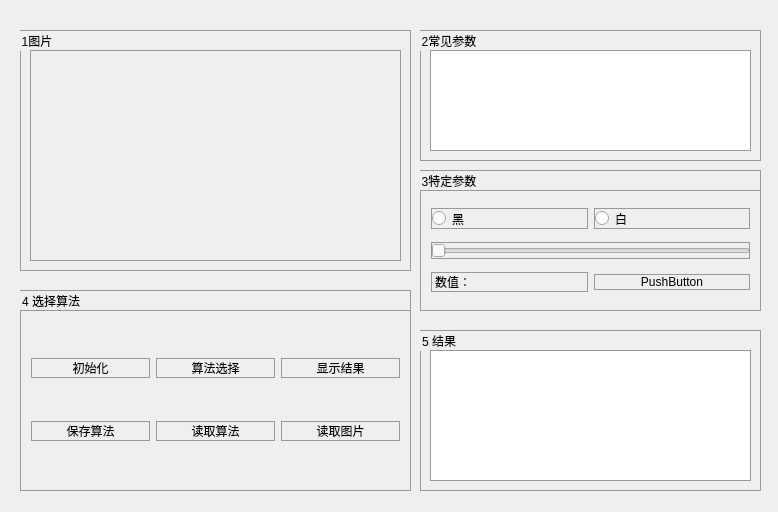
Old version of the form CameraDtecte-1/SetAlgorithm.ui in the repository gzj1997/CameraDtecte-1.
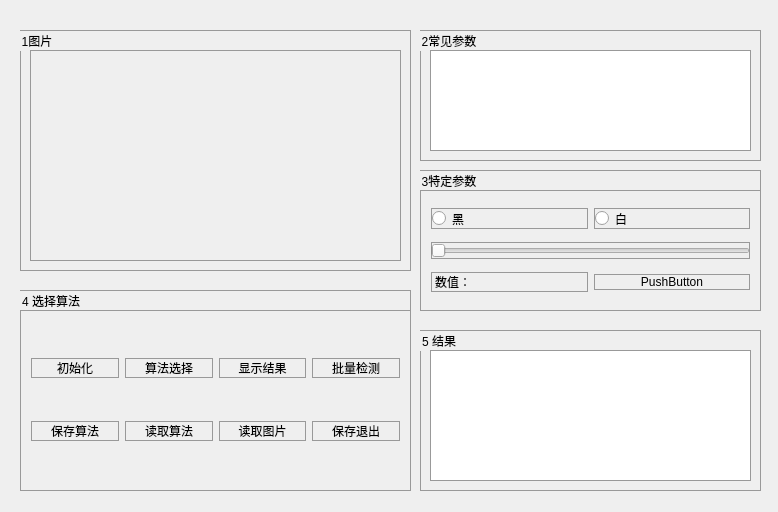
New version of the form.

Diff of the .ui file:
```diff
--- a/CameraDtecte-1/SetAlgorithm.ui
+++ b/CameraDtecte-1/SetAlgorithm.ui
@@ -221,6 +221,20 @@
        </property>
       </widget>
      </item>
+     <item row="0" column="3">
+      <widget class="QPushButton" name="pushButton">
+       <property name="text">
+        <string>批量检测</string>
+       </property>
+      </widget>
+     </item>
+     <item row="2" column="3">
+      <widget class="QPushButton" name="pushButton_9">
+       <property name="text">
+        <string>保存退出</string>
+       </property>
+      </widget>
+     </item>
     </layout>
    </widget>
   </widget>
```
Left out of the diff: 71 changed lines with no effect on the pictures.
